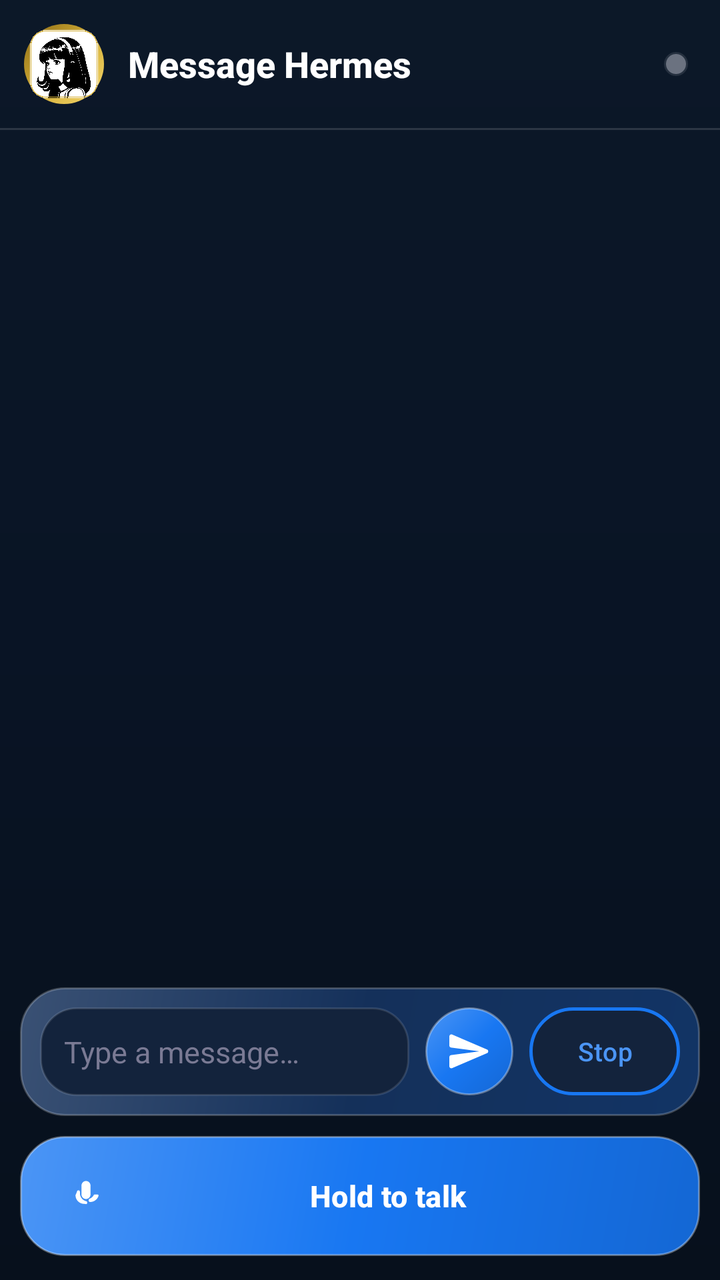
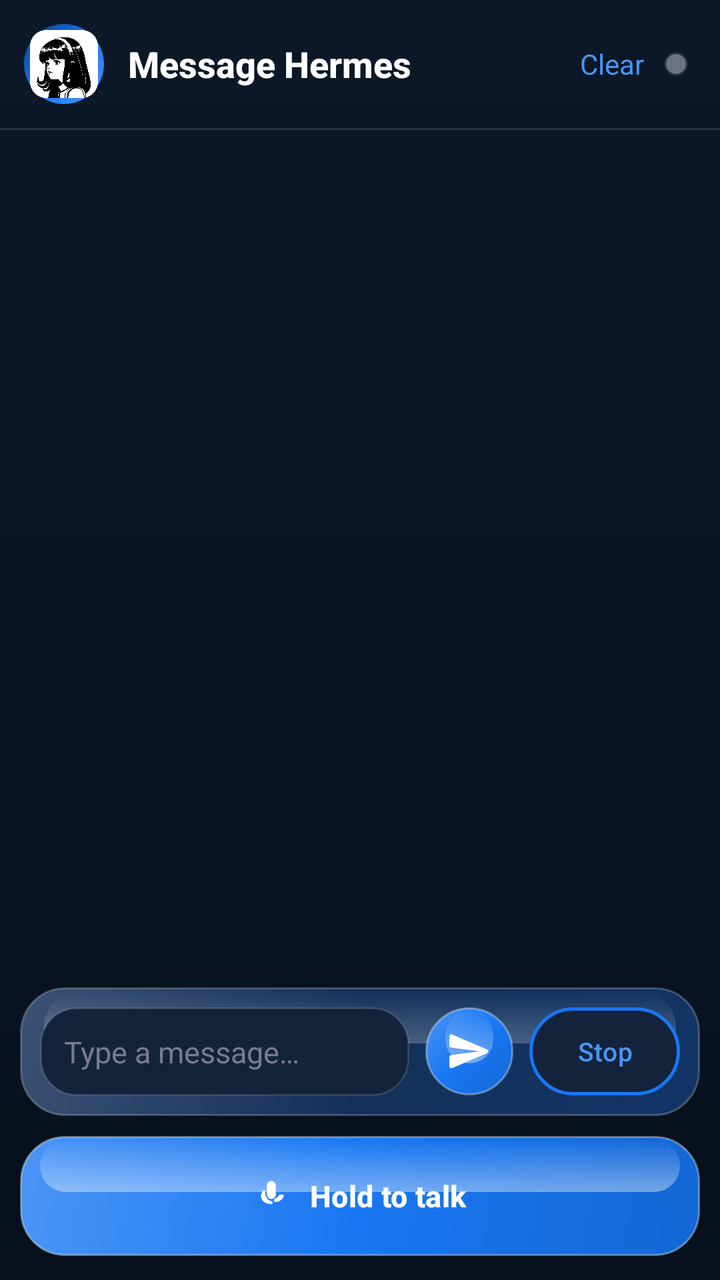

Before-and-after screenshots of an Android layout around one commit, followed by the original layout XML and the change that was made.
<!-- AndroidManifest.xml: application theme Theme.HermesBuddy -->
<!-- res/layout/activity_chat.xml -->
<?xml version="1.0" encoding="utf-8"?>
<LinearLayout xmlns:android="http://schemas.android.com/apk/res/android"
    xmlns:app="http://schemas.android.com/apk/res-auto"
    android:layout_width="match_parent"
    android:layout_height="match_parent"
    android:background="@drawable/bg_app"
    android:orientation="vertical"
    android:fitsSystemWindows="true">

    
    <LinearLayout
        android:layout_width="match_parent"
        android:layout_height="wrap_content"
        android:gravity="center_vertical"
        android:orientation="horizontal"
        android:padding="12dp">

        <FrameLayout
            android:layout_width="40dp"
            android:layout_height="40dp">

            <View
                android:layout_width="match_parent"
                android:layout_height="match_parent"
                android:background="@drawable/avatar_ring" />

            <ImageView
                android:layout_width="34dp"
                android:layout_height="34dp"
                android:layout_gravity="center"
                android:background="@drawable/avatar_bg"
                android:src="@drawable/hermes_avatar"
                android:contentDescription="Hermes" />
        </FrameLayout>

        <TextView
            style="@style/HermesTitle"
            android:layout_width="0dp"
            android:layout_height="wrap_content"
            android:layout_weight="1"
            android:layout_marginStart="12dp"
            android:text="Message Hermes"
            android:textSize="18sp" />

        <View
            android:id="@+id/chatStatusDot"
            android:layout_width="12dp"
            android:layout_height="12dp"
            android:layout_marginEnd="4dp"
            android:background="@drawable/status_dot_offline" />
    </LinearLayout>

    <View
        android:layout_width="match_parent"
        android:layout_height="1dp"
        android:background="#22FFFFFF" />

    
    <FrameLayout
        android:layout_width="match_parent"
        android:layout_height="0dp"
        android:layout_weight="1">

        <androidx.recyclerview.widget.RecyclerView
            android:id="@+id/messages"
            android:layout_width="match_parent"
            android:layout_height="match_parent"
            android:clipToPadding="false"
            android:padding="12dp" />

        <LinearLayout
            android:id="@+id/emptyView"
            android:layout_width="wrap_content"
            android:layout_height="wrap_content"
            android:layout_gravity="center"
            android:gravity="center_horizontal"
            android:orientation="vertical"
            android:visibility="gone">

            <ImageView
                android:layout_width="72dp"
                android:layout_height="72dp"
                android:src="@drawable/hermes_avatar"
                android:alpha="0.9"
                android:contentDescription="Hermes" />

            <TextView
                android:layout_width="wrap_content"
                android:layout_height="wrap_content"
                android:layout_marginTop="12dp"
                android:text="No messages yet"
                android:textColor="@color/hermes_text_primary"
                android:textSize="16sp"
                android:textStyle="bold" />

            <TextView
                android:layout_width="wrap_content"
                android:layout_height="wrap_content"
                android:layout_marginTop="4dp"
                android:text="Say hi to Hermes below"
                android:textColor="@color/hermes_text_muted"
                android:textSize="14sp" />
        </LinearLayout>
    </FrameLayout>

    
    <TextView
        android:id="@+id/activityBanner"
        android:layout_width="match_parent"
        android:layout_height="wrap_content"
        android:gravity="center"
        android:padding="6dp"
        android:textColor="@color/muse_banner"
        android:textSize="13sp"
        android:textStyle="italic"
        android:visibility="gone" />

    
    <LinearLayout
        android:layout_width="match_parent"
        android:layout_height="wrap_content"
        android:background="@drawable/card_glossy"
        android:elevation="8dp"
        android:outlineSpotShadowColor="@color/muse_blue_shadow"
        android:gravity="center_vertical"
        android:orientation="horizontal"
        android:padding="10dp"
        android:layout_margin="10dp">

        <EditText
            android:id="@+id/input"
            android:layout_width="0dp"
            android:layout_height="wrap_content"
            android:layout_weight="1"
            android:background="@drawable/input_glossy"
            android:hint="Type a message…"
            android:textColor="@color/hermes_text_primary"
            android:textColorHint="@color/hermes_text_muted"
            android:inputType="text"
            android:imeOptions="actionSend"
            android:maxLines="4"
            android:padding="12dp"
            android:textSize="15sp" />

        <ImageButton
            android:id="@+id/btnSend"
            android:layout_width="44dp"
            android:layout_height="44dp"
            android:layout_marginStart="8dp"
            android:background="@drawable/btn_primary"
            android:src="@drawable/ic_send"
            android:contentDescription="Send"
            android:padding="10dp" />

        <Button
            android:id="@+id/btnStop"
            style="@style/HermesGhostButton"
            android:layout_width="wrap_content"
            android:layout_height="44dp"
            android:layout_marginStart="8dp"
            android:minWidth="64dp"
            android:text="Stop"
            android:textSize="13sp" />
    </LinearLayout>

    
    <Button
        android:id="@+id/btnTalk"
        style="@style/HermesPrimaryButton"
        android:layout_width="match_parent"
        android:layout_height="60dp"
        android:layout_marginStart="10dp"
        android:layout_marginEnd="10dp"
        android:layout_marginBottom="12dp"
        app:icon="@drawable/ic_mic"
        app:iconPadding="10dp"
        app:iconTint="@android:color/white"
        android:text="Hold to talk"
        android:textSize="15sp" />
</LinearLayout>
<!-- resources referenced by this layout -->
<resources>
  <!-- drawable avatar_bg (drawable) -->
  <?xml version="1.0" encoding="utf-8"?>
  <shape xmlns:android="http://schemas.android.com/apk/res/android"
      android:shape="oval">
      <solid android:color="#141422" />
      <stroke
          android:width="1dp"
          android:color="#22FFFFFF" />
  </shape>
  <!-- drawable avatar_ring (drawable) -->
  <?xml version="1.0" encoding="utf-8"?>
  <shape xmlns:android="http://schemas.android.com/apk/res/android"
      android:shape="oval">
      <gradient
          android:angle="135"
          android:startColor="#F5D76E"
          android:centerColor="#D4AF37"
          android:endColor="#8B6914"
          android:type="linear" />
  </shape>
  <!-- drawable btn_primary (drawable) -->
  <?xml version="1.0" encoding="utf-8"?>
  <layer-list xmlns:android="http://schemas.android.com/apk/res/android">
      <item>
          <shape android:shape="rectangle">
              <corners android:radius="22dp" />
              <gradient
                  android:angle="315"
                  android:startColor="@color/muse_blue_light"
                  android:centerColor="@color/muse_blue"
                  android:endColor="#1467D4"
                  android:type="linear" />
              <stroke
                  android:width="1dp"
                  android:color="#57FFFFFF" />
          </shape>
      </item>
      <item
          android:left="10dp"
          android:right="10dp"
          android:top="2dp"
          android:bottom="60dp">
          <shape android:shape="rectangle">
              <corners android:radius="16dp" />
              <gradient
                  android:angle="90"
                  android:startColor="#66FFFFFF"
                  android:endColor="#00FFFFFF"
                  android:type="linear" />
          </shape>
      </item>
  </layer-list>
  <!-- drawable card_glossy (drawable) -->
  <?xml version="1.0" encoding="utf-8"?>
  <layer-list xmlns:android="http://schemas.android.com/apk/res/android">
      <item>
          <shape android:shape="rectangle">
              <corners android:radius="22dp" />
              <gradient
                  android:angle="315"
                  android:startColor="@color/muse_card_top"
                  android:centerColor="@color/muse_card"
                  android:endColor="@color/muse_card_bottom"
                  android:type="linear" />
              <stroke
                  android:width="1dp"
                  android:color="#38FFFFFF" />
          </shape>
      </item>
      <item
          android:left="12dp"
          android:right="12dp"
          android:top="2dp"
          android:bottom="200dp">
          <shape android:shape="rectangle">
              <corners
                  android:topLeftRadius="18dp"
                  android:topRightRadius="18dp"
                  android:bottomLeftRadius="4dp"
                  android:bottomRightRadius="4dp" />
              <gradient
                  android:angle="90"
                  android:startColor="#38FFFFFF"
                  android:endColor="#00FFFFFF"
                  android:type="linear" />
          </shape>
      </item>
  </layer-list>
  <!-- drawable hermes_avatar: png bitmap (drawable-xxxhdpi, 66394 bytes) -->
  <style name="Theme.HermesBuddy" parent="Theme.Material3.DayNight.NoActionBar">
          <item name="colorPrimary">@color/muse_blue</item>
          <item name="colorOnPrimary">@android:color/white</item>
          <item name="colorPrimaryContainer">@color/muse_card</item>
          <item name="android:colorBackground">@color/muse_ink</item>
          <item name="colorSurface">@color/muse_night</item>
          <item name="colorOnSurface">@color/hermes_text_primary</item>
          <item name="android:textColorPrimary">@color/hermes_text_primary</item>
          <item name="android:textColorSecondary">@color/hermes_text_secondary</item>
          <item name="android:windowBackground">@drawable/bg_app</item>
          <item name="android:statusBarColor">@android:color/transparent</item>
          <item name="android:navigationBarColor">@color/muse_ink</item>
          <item name="android:windowLightStatusBar">false</item>
          <item name="alertDialogTheme">@style/HermesDialog</item>
      </style>
  <style name="HermesDialog" parent="ThemeOverlay.Material3.MaterialAlertDialog">
          <item name="colorSurface">@color/muse_night</item>
          <item name="colorOnSurface">@color/hermes_text_primary</item>
          <item name="colorPrimary">@color/muse_blue_light</item>
          <item name="alertDialogStyle">@style/HermesAlertDialog</item>
      </style>
  <!-- unchanged entries left out for length: 24 -->
</resources>

<!-- the commit's change to res/layout/activity_chat.xml (unified diff, before → after) -->
@@ -41,6 +41,15 @@
             android:layout_marginStart="12dp"
             android:text="Message Hermes"
             android:textSize="18sp" />
+
+        <TextView
+            android:id="@+id/btnClearChat"
+            android:layout_width="wrap_content"
+            android:layout_height="wrap_content"
+            android:padding="10dp"
+            android:text="Clear"
+            android:textColor="@color/muse_blue_light"
+            android:textSize="14sp" />
 
         <View
             android:id="@+id/chatStatusDot"
@@ -174,6 +183,7 @@
         android:layout_marginBottom="12dp"
         app:icon="@drawable/ic_mic"
         app:iconPadding="10dp"
+        app:iconGravity="textStart"
         app:iconTint="@android:color/white"
         android:text="Hold to talk"
         android:textSize="15sp" />
<!-- resource entries referenced after the edit -->
@@ -4,7 +4,7 @@
   <?xml version="1.0" encoding="utf-8"?>
   <shape xmlns:android="http://schemas.android.com/apk/res/android"
       android:shape="oval">
-      <solid android:color="#141422" />
+      <solid android:color="#0C1828" />
       <stroke
           android:width="1dp"
           android:color="#22FFFFFF" />
@@ -15,9 +15,9 @@
       android:shape="oval">
       <gradient
           android:angle="135"
-          android:startColor="#F5D76E"
-          android:centerColor="#D4AF37"
-          android:endColor="#8B6914"
+          android:startColor="#4B95F5"
+          android:centerColor="#1877F2"
+          android:endColor="#0A3F86"
           android:type="linear" />
   </shape>
   <!-- drawable btn_primary (drawable) -->
@@ -41,7 +41,8 @@
           android:left="10dp"
           android:right="10dp"
           android:top="2dp"
-          android:bottom="60dp">
+          android:height="26dp"
+          android:gravity="top">
           <shape android:shape="rectangle">
               <corners android:radius="16dp" />
               <gradient
@@ -73,7 +74,8 @@
           android:left="12dp"
           android:right="12dp"
           android:top="2dp"
-          android:bottom="200dp">
+          android:height="26dp"
+          android:gravity="top">
           <shape android:shape="rectangle">
               <corners
                   android:topLeftRadius="18dp"
@@ -88,7 +90,7 @@
           </shape>
       </item>
   </layer-list>
-  <!-- drawable hermes_avatar: png bitmap (drawable-xxxhdpi, 66394 bytes) -->
+  <!-- drawable hermes_avatar: png bitmap (drawable-xxxhdpi, 63688 bytes) -->
   <style name="Theme.HermesBuddy" parent="Theme.Material3.DayNight.NoActionBar">
           <item name="colorPrimary">@color/muse_blue</item>
           <item name="colorOnPrimary">@android:color/white</item>
@@ -103,9 +105,13 @@
           <item name="android:navigationBarColor">@color/muse_ink</item>
           <item name="android:windowLightStatusBar">false</item>
           <item name="alertDialogTheme">@style/HermesDialog</item>
+          <item name="materialAlertDialogTheme">@style/HermesDialog</item>
       </style>
   <style name="HermesDialog" parent="ThemeOverlay.Material3.MaterialAlertDialog">
           <item name="colorSurface">@color/muse_night</item>
+          <item name="colorSurfaceContainer">@color/muse_night</item>
+          <item name="colorSurfaceContainerHigh">@color/muse_night</item>
+          <item name="colorSurfaceContainerHighest">@color/muse_card</item>
           <item name="colorOnSurface">@color/hermes_text_primary</item>
           <item name="colorPrimary">@color/muse_blue_light</item>
           <item name="alertDialogStyle">@style/HermesAlertDialog</item>
